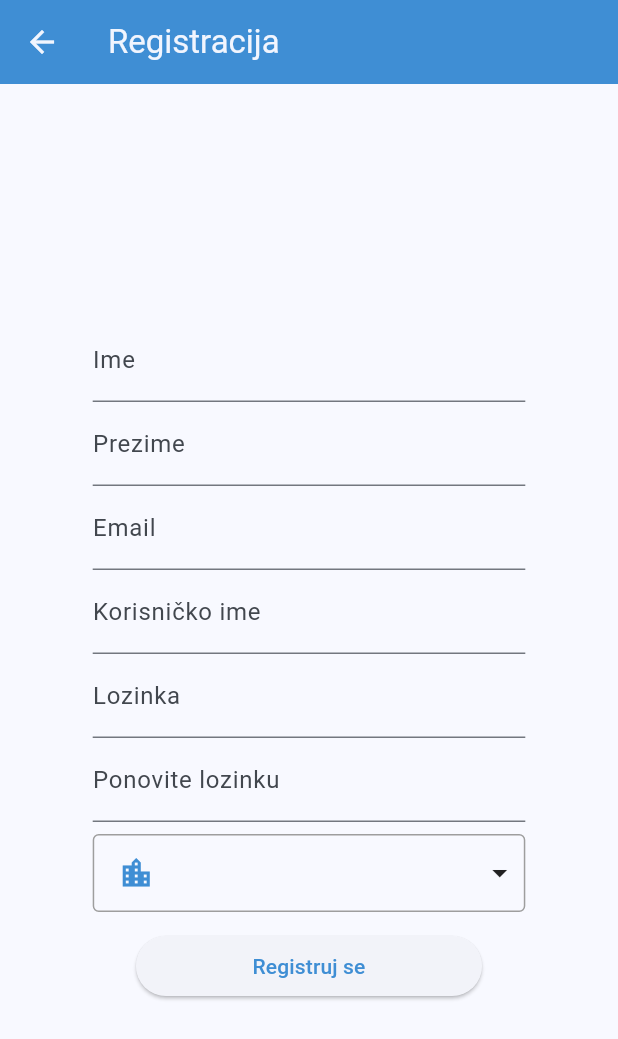
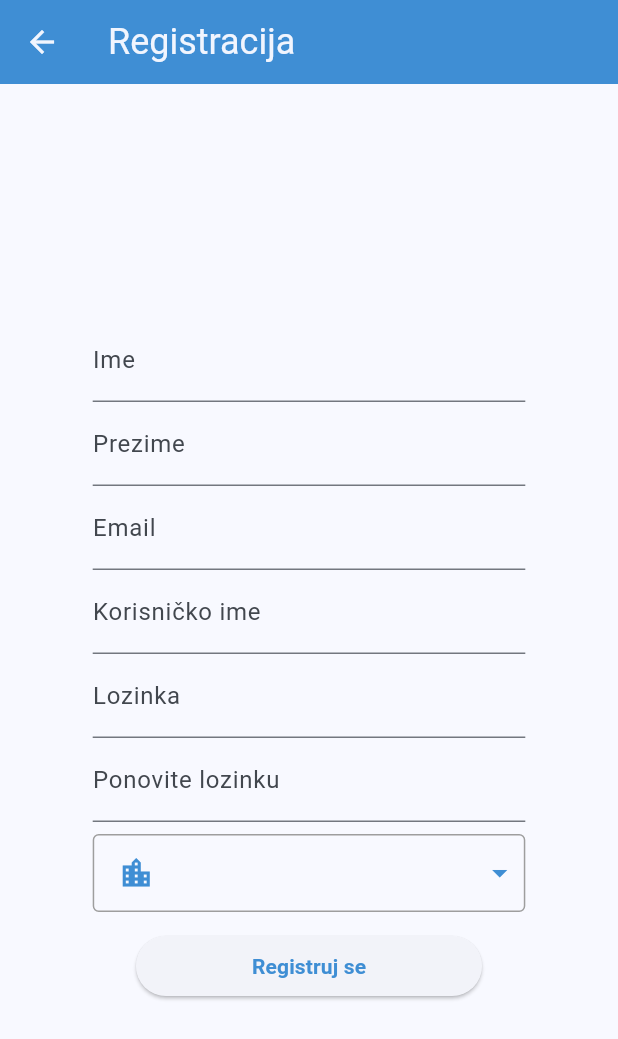
Before and after one commit to is-rijad/MojPrijevoz, a Flutter app: the RegisterPage screen opened directly, on a phone screen of 412 x 824 dp. Shown: the top 1039 px of the screen. Run offline on Flutter 3.47's test engine with Material 3 defaults, Android fonts, the light colour scheme and no system bars; our stand-ins replace dio, email_validator, get_it, hive_flutter, jwt_decoder; accounts and stored records are empty; network calls fail; statements that could not run were skipped.

Commit message:
Text theme, loading improved

```diff
--- a/MojPrijevozFront/moj_prijevoz/lib/pages/my_driver_profile.dart
+++ b/MojPrijevozFront/moj_prijevoz/lib/pages/my_driver_profile.dart
@@ -24,6 +24,7 @@
 import 'package:moj_prijevoz/widgets/icons/icon_field_with_text.dart';
 import 'package:moj_prijevoz/widgets/icons/input_decoration_with_icon.dart';
 import 'package:moj_prijevoz/widgets/snackbars.dart';
+import 'package:moj_prijevoz/widgets/texts/text_widgets.dart';
 import 'package:moj_prijevoz/widgets/wrappers/form_wrapper.dart';
 import 'package:moj_prijevoz/widgets/wrappers/load_until_ready_wrapper.dart';
 import 'package:moj_prijevoz/widgets/wrappers/page_wrapper.dart';
--- a/MojPrijevozFront/moj_prijevoz/lib/widgets/icons/icon_field_with_text.dart
+++ b/MojPrijevozFront/moj_prijevoz/lib/widgets/icons/icon_field_with_text.dart
@@ -17,7 +17,7 @@
 
   @override
   Widget build(BuildContext context) {
-    var icon = Icon(iconData, color: context.primaryColor, size: 22);
+    var icon = Icon(iconData, size: 22);
     return ConstrainedBox(
       constraints: BoxConstraints.tightFor(width: width),
       child: Text.rich(
--- a/MojPrijevozFront/moj_prijevoz/lib/widgets/icons/input_decoration_with_icon.dart
+++ b/MojPrijevozFront/moj_prijevoz/lib/widgets/icons/input_decoration_with_icon.dart
@@ -11,10 +11,7 @@
             if (iconData != null) {
               return Tooltip(
                 message: iconHint ?? "",
-                child: Icon(
-                  iconData,
-                  color: context.primaryColor,
-                ),
+                child: Icon(iconData, color: context.primaryColor),
               );
             } else {
               return SizedBox.shrink();
--- /dev/null
+++ b/MojPrijevozFront/moj_prijevoz/lib/widgets/texts/text_theme.dart
@@ -0,0 +1,63 @@
+import 'package:flutter/material.dart';
+import 'package:moj_prijevoz/widgets/wrappers/app_overlay.dart';
+
+final textTheme = TextTheme(
+  displayLarge: TextStyle(
+    fontSize: 32,
+    fontWeight: FontWeight.bold,
+    color: AppOverlay.primaryColor,
+  ),
+  displayMedium: TextStyle(
+    fontSize: 28,
+    fontWeight: FontWeight.bold,
+    color: AppOverlay.primaryColor,
+  ),
+  displaySmall: TextStyle(
+    fontSize: 24,
+    fontWeight: FontWeight.bold,
+    color: AppOverlay.primaryColor,
+  ),
+  headlineMedium: TextStyle(
+    fontSize: 22,
+    fontWeight: FontWeight.w600,
+    color: AppOverlay.primaryColor,
+  ),
+  headlineSmall: TextStyle(
+    fontSize: 20,
+    fontWeight: FontWeight.w600,
+    color: AppOverlay.primaryColor,
+  ),
+  titleLarge: TextStyle(
+    fontSize: 18,
+    fontWeight: FontWeight.w600,
+    color: AppOverlay.secondaryColor,
+  ),
+  titleMedium: TextStyle(
+    fontSize: 16,
+    fontWeight: FontWeight.w500,
+    color: AppOverlay.secondaryColor,
+  ),
+  titleSmall: TextStyle(
+    fontSize: 14,
+    fontWeight: FontWeight.w500,
+    color: AppOverlay.secondaryColor,
+  ),
+  bodyLarge: const TextStyle(fontSize: 16, fontWeight: FontWeight.normal),
+  bodyMedium: const TextStyle(fontSize: 14, fontWeight: FontWeight.normal),
+  bodySmall: const TextStyle(fontSize: 12, fontWeight: FontWeight.normal),
+  labelLarge: TextStyle(
+    fontSize: 14,
+    fontWeight: FontWeight.bold,
+    color: AppOverlay.secondaryColor,
+  ),
+  labelMedium: TextStyle(
+    fontSize: 12,
+    fontWeight: FontWeight.bold,
+    color: AppOverlay.secondaryColor,
+  ),
+  labelSmall: TextStyle(
+    fontSize: 10,
+    fontWeight: FontWeight.bold,
+    color: AppOverlay.secondaryColor,
+  ),
+);
--- a/MojPrijevozFront/moj_prijevoz/lib/widgets/wrappers/load_until_ready_wrapper.dart
+++ b/MojPrijevozFront/moj_prijevoz/lib/widgets/wrappers/load_until_ready_wrapper.dart
@@ -1,6 +1,7 @@
 import 'dart:developer';
 
 import 'package:flutter/widgets.dart';
+import 'package:moj_prijevoz/widgets/wrappers/app_overlay.dart';
 
 class LoadUntilReadyWrapper extends StatefulWidget {
   final Widget Function(BuildContext) buildFunction;
@@ -39,8 +40,9 @@
         }
         if (snapshot.hasError) {
           log("ERROR IN FUTURE BUILDER => ${snapshot.error}");
+          throw Exception(snapshot.error);
         }
-        return SizedBox.shrink();
+        return AppOverlay.buildLoadingContainer(context);
       },
     );
   }
--- a/MojPrijevozFront/moj_prijevoz/lib/widgets/wrappers/page_wrapper.dart
+++ b/MojPrijevozFront/moj_prijevoz/lib/widgets/wrappers/page_wrapper.dart
@@ -1,6 +1,7 @@
 import 'package:flutter/material.dart';
 import 'package:get_it/get_it.dart';
 import 'package:moj_prijevoz/common/access_token_handler.dart';
+import 'package:moj_prijevoz/common/loading_type.dart';
 import 'package:moj_prijevoz/common/profile_dropdown_action.dart';
 import 'package:moj_prijevoz/pages/login.dart';
 import 'package:moj_prijevoz/pages/my_driver_profile.dart';
```
Also changed, not shown: MojPrijevozFront/moj_prijevoz/lib/common/access_token_handler.dart (+0 -44 lines), MojPrijevozFront/moj_prijevoz/lib/widgets/texts/text_widgets.dart (added, +211 -0 lines), MojPrijevozFront/moj_prijevoz/lib/widgets/wrappers/app_overlay.dart (+16 -6 lines).
